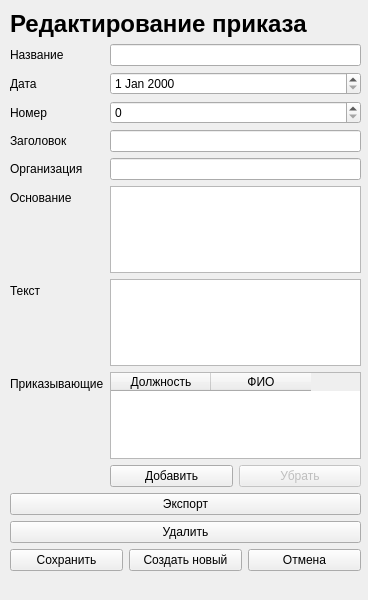
Above: ui-files/editWidget.ui from f1rsov08/BestProject before the change. Below: the same form after it.
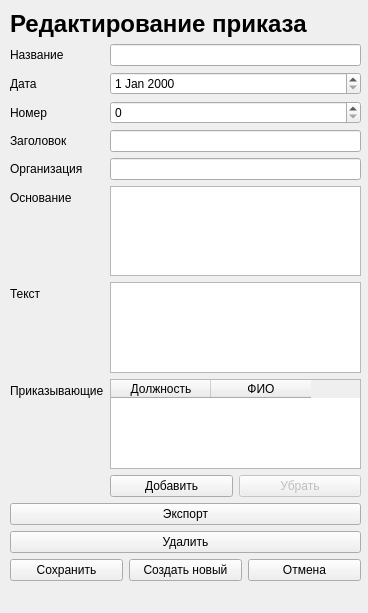
That is the form after the change.

Patch:
```diff
--- a/ui-files/editWidget.ui
+++ b/ui-files/editWidget.ui
@@ -7,7 +7,7 @@
     <x>0</x>
     <y>0</y>
     <width>368</width>
-    <height>600</height>
+    <height>613</height>
    </rect>
   </property>
   <property name="windowTitle">
@@ -19,7 +19,7 @@
      <x>10</x>
      <y>10</y>
      <width>351</width>
-     <height>581</height>
+     <height>591</height>
     </rect>
    </property>
    <layout class="QVBoxLayout" name="verticalLayout">
```
